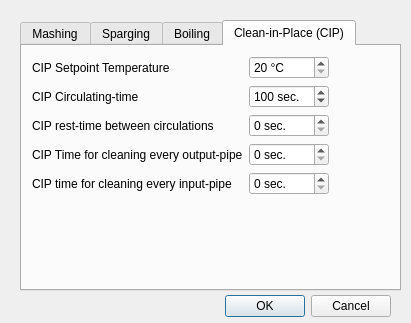
The window that dialogbrewdaysettings.ui (Emile666/Ebrew_Qt) describes before a commit, drawn with Qt 5.
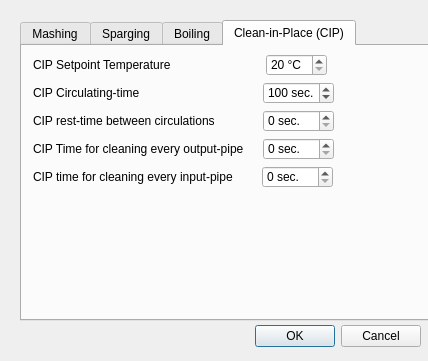
The same window after the commit. The open tabs and pages were chosen to show the change.

Diff of the .ui file:
```diff
--- a/dialogbrewdaysettings.ui
+++ b/dialogbrewdaysettings.ui
@@ -6,8 +6,8 @@
    <rect>
     <x>0</x>
     <y>0</y>
-    <width>411</width>
-    <height>323</height>
+    <width>428</width>
+    <height>361</height>
    </rect>
   </property>
   <property name="windowTitle">
@@ -16,8 +16,8 @@
   <widget class="QDialogButtonBox" name="buttonBox">
    <property name="geometry">
     <rect>
-     <x>210</x>
-     <y>290</y>
+     <x>240</x>
+     <y>320</y>
      <width>181</width>
      <height>32</height>
     </rect>
@@ -34,8 +34,8 @@
     <rect>
      <x>20</x>
      <y>20</y>
-     <width>381</width>
-     <height>271</height>
+     <width>411</width>
+     <height>301</height>
     </rect>
    </property>
    <property name="currentIndex">
@@ -662,40 +662,43 @@
     <attribute name="title">
      <string>Clean-in-Place (CIP)</string>
     </attribute>
-    <widget class="QWidget" name="formLayoutWidget_4">
+    <widget class="QSpinBox" name="sbCip2">
      <property name="geometry">
       <rect>
-       <x>10</x>
-       <y>10</y>
-       <width>351</width>
-       <height>221</height>
+       <x>241</x>
+       <y>36</y>
+       <width>71</width>
+       <height>22</height>
       </rect>
      </property>
-     <layout class="QFormLayout" name="formLayout_4">
-      <item row="0" column="0">
-       <widget class="QLabel" name="lblCip1">
-        <property name="minimumSize">
-         <size>
-          <width>150</width>
-          <height>0</height>
-         </size>
-        </property>
         <property name="maximumSize">
          <size>
-          <width>150</width>
+       <width>80</width>
           <height>16777215</height>
          </size>
         </property>
         <property name="toolTip">
-         <string>Setpoint temperature value during CIP. This is the temperature for the cleaning solution</string>
-        </property>
-        <property name="text">
-         <string>CIP Setpoint Temperature</string>
-        </property>
-       </widget>
-      </item>
-      <item row="0" column="1">
+      <string>&lt;html&gt;&lt;head/&gt;&lt;body&gt;&lt;p&gt;The time to circulate the cleaning solution through the pipes&lt;/p&gt;&lt;/body&gt;&lt;/html&gt;</string>
+     </property>
+     <property name="suffix">
+      <string> sec.</string>
+     </property>
+     <property name="maximum">
+      <number>999</number>
+     </property>
+     <property name="value">
+      <number>100</number>
+     </property>
+    </widget>
        <widget class="QSpinBox" name="sbCip1">
+     <property name="geometry">
+      <rect>
+       <x>244</x>
+       <y>8</y>
+       <width>61</width>
+       <height>22</height>
+      </rect>
+     </property>
         <property name="maximumSize">
          <size>
           <width>80</width>
@@ -718,41 +721,15 @@
          <number>100</number>
         </property>
        </widget>
-      </item>
-      <item row="1" column="0">
-       <widget class="QLabel" name="lblCip2">
-        <property name="toolTip">
-         <string>The time to circulate the cleaning solution through the pipes</string>
-        </property>
-        <property name="text">
-         <string>CIP Circulating-time</string>
-        </property>
-       </widget>
-      </item>
-      <item row="1" column="1">
-       <widget class="QSpinBox" name="sbCip2">
-        <property name="maximumSize">
-         <size>
-          <width>80</width>
-          <height>16777215</height>
-         </size>
-        </property>
-        <property name="toolTip">
-         <string>&lt;html&gt;&lt;head/&gt;&lt;body&gt;&lt;p&gt;The time to circulate the cleaning solution through the pipes&lt;/p&gt;&lt;/body&gt;&lt;/html&gt;</string>
-        </property>
-        <property name="suffix">
-         <string> sec.</string>
-        </property>
-        <property name="maximum">
-         <number>999</number>
-        </property>
-        <property name="value">
-         <number>100</number>
-        </property>
-       </widget>
-      </item>
-      <item row="2" column="0">
        <widget class="QLabel" name="lblCip3">
+     <property name="geometry">
+      <rect>
+       <x>11</x>
+       <y>67</y>
+       <width>191</width>
+       <height>16</height>
+      </rect>
+     </property>
         <property name="toolTip">
          <string>The time in minutes to shut-off the pump during CIP</string>
         </property>
@@ -760,9 +737,31 @@
          <string>CIP rest-time between circulations </string>
         </property>
        </widget>
-      </item>
-      <item row="2" column="1">
+    <widget class="QLabel" name="lblCip2">
+     <property name="geometry">
+      <rect>
+       <x>11</x>
+       <y>39</y>
+       <width>131</width>
+       <height>16</height>
+      </rect>
+     </property>
+     <property name="toolTip">
+      <string>The time to circulate the cleaning solution through the pipes</string>
+     </property>
+     <property name="text">
+      <string>CIP Circulating-time</string>
+     </property>
+    </widget>
        <widget class="QSpinBox" name="sbCip3">
+     <property name="geometry">
+      <rect>
+       <x>241</x>
+       <y>64</y>
+       <width>71</width>
+       <height>22</height>
+      </rect>
+     </property>
         <property name="maximumSize">
          <size>
           <width>80</width>
@@ -779,9 +778,15 @@
          <number>999</number>
         </property>
        </widget>
-      </item>
-      <item row="3" column="0">
        <widget class="QLabel" name="lblCip4">
+     <property name="geometry">
+      <rect>
+       <x>11</x>
+       <y>95</y>
+       <width>221</width>
+       <height>16</height>
+      </rect>
+     </property>
         <property name="minimumSize">
          <size>
           <width>200</width>
@@ -795,9 +800,15 @@
          <string>CIP Time for cleaning every output-pipe</string>
         </property>
        </widget>
-      </item>
-      <item row="3" column="1">
        <widget class="QSpinBox" name="sbCip4">
+     <property name="geometry">
+      <rect>
+       <x>241</x>
+       <y>92</y>
+       <width>71</width>
+       <height>22</height>
+      </rect>
+     </property>
         <property name="maximumSize">
          <size>
           <width>80</width>
@@ -814,9 +825,37 @@
          <number>999</number>
         </property>
        </widget>
-      </item>
-      <item row="4" column="0">
+    <widget class="QSpinBox" name="sbCip5">
+     <property name="geometry">
+      <rect>
+       <x>240</x>
+       <y>120</y>
+       <width>71</width>
+       <height>22</height>
+      </rect>
+     </property>
+     <property name="maximumSize">
+      <size>
+       <width>80</width>
+       <height>16777215</height>
+      </size>
+     </property>
+     <property name="toolTip">
+      <string>The time needed to clean every input. Fresh water flows through the input to clean this input pipe</string>
+     </property>
+     <property name="suffix">
+      <string> sec.</string>
+     </property>
+    </widget>
        <widget class="QLabel" name="lblCip5">
+     <property name="geometry">
+      <rect>
+       <x>11</x>
+       <y>123</y>
+       <width>211</width>
+       <height>16</height>
+      </rect>
+     </property>
         <property name="toolTip">
          <string>&lt;html&gt;&lt;head/&gt;&lt;body&gt;&lt;p&gt;The time needed to clean every input. Fresh water flows through the input to clean this input pipe&lt;/p&gt;&lt;/body&gt;&lt;/html&gt;</string>
         </property>
@@ -824,24 +863,33 @@
          <string>CIP time for cleaning every input-pipe</string>
         </property>
        </widget>
-      </item>
-      <item row="4" column="1">
-       <widget class="QSpinBox" name="sbCip5">
+    <widget class="QLabel" name="lblCip1">
+     <property name="geometry">
+      <rect>
+       <x>11</x>
+       <y>11</y>
+       <width>150</width>
+       <height>16</height>
+      </rect>
+     </property>
+     <property name="minimumSize">
+      <size>
+       <width>150</width>
+       <height>0</height>
+      </size>
+     </property>
         <property name="maximumSize">
          <size>
-          <width>80</width>
+       <width>150</width>
           <height>16777215</height>
          </size>
         </property>
         <property name="toolTip">
-         <string>The time needed to clean every input. Fresh water flows through the input to clean this input pipe</string>
-        </property>
-        <property name="suffix">
-         <string> sec.</string>
-        </property>
-       </widget>
-      </item>
-     </layout>
+      <string>Setpoint temperature value during CIP. This is the temperature for the cleaning solution</string>
+     </property>
+     <property name="text">
+      <string>CIP Setpoint Temperature</string>
+     </property>
     </widget>
    </widget>
   </widget>
```
Left out of the diff: 48 changed lines with no effect on the pictures. Lines whose indentation alone changed are shown as unchanged.
